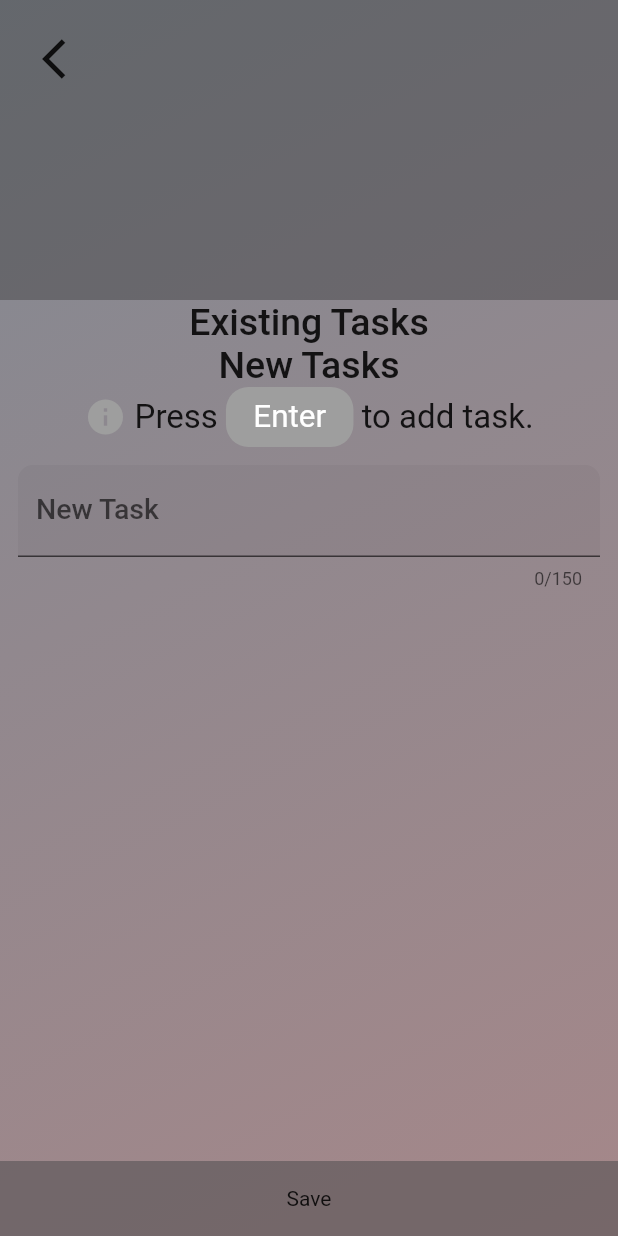
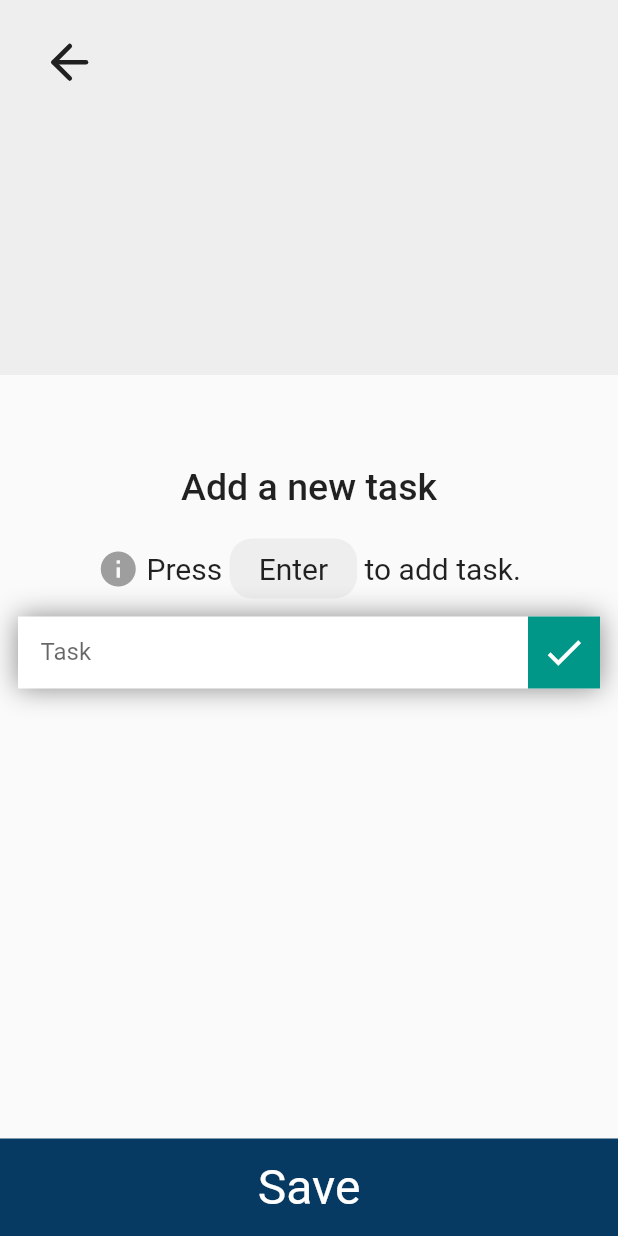
Before and after one commit to nathan-young1/idealog, a Flutter app: the IdeaDetail screen opened directly with empty values, after a tap on the "add" icon, on a phone screen of 412 x 824 dp. Run offline on Flutter 3.47's test engine with Material 2 defaults, Android fonts, the phone set to English and light mode, and no system bars; our stand-ins replace community_material_icon, dotted_border, firebase_auth, firebase_core, flutter_feather_icons, flutter_phosphor_icons and 8 more; accounts and stored records are empty; Roboto replaces fonts that are missing (Overpass).

Commit message:
just small work

```diff
--- a/lib/application-menu/menuPageView.dart
+++ b/lib/application-menu/menuPageView.dart
@@ -70,7 +70,7 @@ class _MenuPageViewState extends State<MenuPageView> {
                 }
               ),
               bottomNavigationBar: Container(
-                height: 75,
+                height: 70,
                 decoration: BoxDecoration(
                   color: LightGray,
                   borderRadius: BorderRadius.only(topLeft: Radius.circular(20),topRight: Radius.circular(20))
--- a/lib/customDecoration/inputDecoration.dart
+++ b/lib/customDecoration/inputDecoration.dart
@@ -1,8 +1,10 @@
 import 'package:flutter/material.dart';
+import 'package:idealog/design/colors.dart';
 
 InputDecoration underlineAndFilled = InputDecoration(
-  labelStyle: TextStyle(fontSize: 19,fontWeight: FontWeight.w500),
+  labelStyle: TextStyle(fontSize: 16),
   filled: true,
-  border: UnderlineInputBorder(borderSide: BorderSide(width: 5.0),
+  fillColor: LightGray,
+  border: UnderlineInputBorder(borderSide: BorderSide(width: 10,color: Colors.grey[600]!),
   borderRadius: BorderRadius.only(topLeft:  Radius.circular(10),topRight: Radius.circular(10))),
 );
--- a/lib/design/colors.dart
+++ b/lib/design/colors.dart
@@ -3,7 +3,9 @@ import 'package:flutter/material.dart';
 final Color LightGray = Color.fromRGBO(239, 238, 238, 1);
 final Color ActiveTabLight = Color.fromRGBO(7, 58, 98, 0.85);
 final Color LightPink = Color.fromRGBO(215, 99, 99, 0.85);
-
+final Color DarkBlue = Color.fromRGBO(7, 58, 98, 1);
 // Idea Card Colors
 final Color IdeaCardLight = Color.fromRGBO(239, 238, 238, 1);
 final Color AddToExistingLight = Color.fromRGBO(102, 133, 157, 1);
+
+final Color Black242424 = Color.fromRGBO(36, 36, 36, 1);
--- a/lib/idea/ideaDetails/ui/detailAppBar.dart
+++ b/lib/idea/ideaDetails/ui/detailAppBar.dart
@@ -1,6 +1,7 @@
 import 'package:flutter/material.dart';
+import 'package:flutter_feather_icons/flutter_feather_icons.dart';
 import 'package:idealog/core-models/ideasModel.dart';
-import 'package:idealog/customDecoration/colors.dart';
+import 'package:idealog/design/colors.dart';
 import 'package:idealog/idea/ideaDetails/code/ideaManager.dart';
 import 'package:idealog/idea/listPage/ui/addToExisting.dart';
 
@@ -13,7 +14,7 @@ class DetailAppBar extends StatelessWidget {
   Widget build(BuildContext context) {
     return Container(
       height: 250,
-      color: lightModeBottomNavColor,
+      color: LightGray,
       padding: EdgeInsets.only(top: 15,left: 20,right: 10),
       child: Column(
         children: [
@@ -38,19 +39,37 @@ class _IdeaAppBarButtons extends StatelessWidget {
     return Row(
       mainAxisAlignment: MainAxisAlignment.spaceBetween,
       children: [
-     IconButton(icon: Icon(Icons.arrow_back_ios),
-     iconSize: 32,
+     IconButton(icon: Icon(FeatherIcons.arrowLeft,color: Black242424),
+     iconSize: 35,
      onPressed: ()=>Navigator.pop(context)),
      Row(
+       crossAxisAlignment: CrossAxisAlignment.center,
        children: [
-         IconButton(icon: Icon(Icons.add,size: 36), onPressed: (){
+         IconButton(icon: Icon(Icons.add,size: 35,color: Black242424), onPressed: (){
            Navigator.of(context).push(MaterialPageRoute(builder: (context)=>AddToExistingIdea(idea: idea)));
          }),
          SizedBox(width: 15),
-         IconButton(icon: Icon(Icons.delete_sweep_rounded,size: 36),onPressed: ()async{
-             await IdeaManager.deleteIdeaFromDb(idea);
-             Navigator.pop(context);
-             })
+         PopupMenuButton<int>(
+                        iconSize: 33,
+                        padding: EdgeInsets.zero,
+                        onSelected: (_) async{
+                          await IdeaManager.deleteIdeaFromDb(idea);
+                          Navigator.pop(context);
+                        },
+                        itemBuilder: (BuildContext context) => <PopupMenuEntry<int>>[
+                        PopupMenuItem<int>(
+                          value: 0,
+                          child:  Container(
+                            child: Row(
+                              children: [
+                              Icon(Icons.delete_sweep,size: 30,color: Black242424),
+                              SizedBox(width: 10),
+                              Text('Delete',style: TextStyle(fontSize: 18))
+                            ],),
+                          ),
+                        )],
+                        shape: RoundedRectangleBorder(borderRadius: BorderRadius.circular(10)),
+                      )
       ],
     )
     ]);
--- a/lib/idea/ideaDetails/ui/ideaDetails.dart
+++ b/lib/idea/ideaDetails/ui/ideaDetails.dart
@@ -22,10 +22,7 @@ class _IdeaDetailState extends State<IdeaDetail> {
   @override
   Widget build(BuildContext context) {
     return SafeArea(
-      child: Container(
-        decoration: lightModeBackgroundColor,
       child: Scaffold(
-           backgroundColor: Colors.transparent,
         body: Column(
           children: [
             DetailAppBar(idea: widget.idea),
@@ -80,7 +77,6 @@ class _IdeaDetailState extends State<IdeaDetail> {
               ),
             ),
           ]),
-         )
       ),
     );
   }
--- a/lib/idea/listPage/ui/addToExisting.dart
+++ b/lib/idea/listPage/ui/addToExisting.dart
@@ -1,8 +1,12 @@
+import 'package:community_material_icon/community_material_icon.dart';
 import 'package:flutter/material.dart';
+import 'package:flutter_feather_icons/flutter_feather_icons.dart';
 import 'package:idealog/core-models/ideasModel.dart';
 import 'package:idealog/customDecoration/boxDecoration.dart';
 import 'package:idealog/customDecoration/colors.dart';
 import 'package:idealog/customDecoration/inputDecoration.dart';
+import 'package:idealog/design/colors.dart';
+import 'package:idealog/design/textStyles.dart';
 import 'package:idealog/global/extension.dart';
 import 'package:idealog/idea/ideaDetails/ui/ideaDetails.dart';
 import 'package:idealog/sqlite-db/sqlite.dart';
@@ -26,21 +30,18 @@ class _AddToExistingIdeaState extends State<AddToExistingIdea> {
   @override
   Widget build(BuildContext context) {
     return SafeArea(
-      child: Container(
-        decoration: lightModeBackgroundColor,
       child: Scaffold(
-           backgroundColor: Colors.transparent,
         body: Column(
           children: [
          Container(
-              height: 200,
+           height: 250,
            padding: EdgeInsets.only(top: 15,left: 20,right: 10),
-              color: lightModeBottomNavColor,
+           color: LightGray,
            child: Column(
              crossAxisAlignment: CrossAxisAlignment.start,
              children: [
-                  IconButton(icon: Icon(Icons.arrow_back_ios),
-                  iconSize: 32,
+               IconButton(icon: Icon(FeatherIcons.arrowLeft),
+               iconSize: 37,
                onPressed: ()=>Navigator.pop(context)),
                 Expanded(
                   child: Center(
@@ -56,48 +57,63 @@ class _AddToExistingIdeaState extends State<AddToExistingIdea> {
             child: SingleChildScrollView(
               child: Column(
                 children: [
-                     Text('Existing Tasks',style: TextStyle(fontSize: 25,fontWeight: FontWeight.w500)),
-                     Column(
-                       children: [
-                         ...widget.idea.uncompletedTasks.map((task) => Text(task.toAString)).toList(),
-                         ...widget.idea.completedTasks.map((task) => Text(task.toAString)).toList()
-                       ],
-                     ),
-                     Text('New Tasks',style: TextStyle(fontSize: 25,fontWeight: FontWeight.w500)),
+                  SizedBox(height: 60),
+                  Text('Add a new task',style: TextStyle(fontSize: 25,fontWeight: FontWeight.w500)),
+                SizedBox(height: 20),
                     Row(
                       mainAxisAlignment: MainAxisAlignment.center,
                       children: [
                       Icon(Icons.info,color: Colors.grey,size: 28),
-                      Text(' Press ',style: TextStyle(fontSize: 22)),
+                      Text(' Press ',style: TextStyle(fontSize: 20)),
                       Container(
                         width: 85,
                         height: 40,
                         decoration: BoxDecoration(
                           borderRadius: BorderRadius.circular(15),
-                          color: Colors.grey,
+                          color: LightGray,
                         ),
-                        child: Center(child: Text('Enter',style: TextStyle(fontSize: 21,color: Colors.white))),
+                        child: Center(child: Text('Enter',style: TextStyle(fontSize: 20))),
                       ),
-                      Text(' to add task.',style: TextStyle(fontSize: 22))
+                      Text(' to add task.',style: TextStyle(fontSize: 20))
                     ],),
                   Column(
-                       children: newTasks.map((newTask) => ListTile(title: Text(newTask))).toList(),
+                    children: newTasks.map((newTask) => ListTile(leading: Icon(Icons.circle,color: Colors.grey),
+                    title: Text(newTask),
+                    trailing: IconButton(
+                    icon: Icon(CommunityMaterialIcons.close,color: Colors.grey),
+                    onPressed: (){
+                      setState(() =>newTasks.remove(newTask));
+                      }),)).toList(),
                   ),
                   Padding(
                     padding: const EdgeInsets.all(12.0),
-                       child: TextField(
+                    child: Container(
+                      decoration: BoxDecoration(
+                        color: Colors.white,
+                        boxShadow: [
+                          BoxShadow(offset: Offset(0, 0),blurRadius: 15,color: Colors.black45)
+                        ]
+                      ),
+                      child: TextFormField(
                         controller: newTask,
                         focusNode: newTaskFocus,
-                         maxLength: 150,
-                        onSubmitted: (task){
+                        onFieldSubmitted: (task){
                           newTaskFocus.requestFocus();
                           if(task != ''){
                           setState(() => newTasks.add(task));
                           newTask.text = '';
                           }
                         },
-                         decoration: underlineAndFilled.copyWith(
-                           labelText: 'New Task',
+                        decoration: InputDecoration(
+                          border: InputBorder.none,
+                          labelText: 'Task',
+                          contentPadding: EdgeInsets.only(right: 0,left: 15,top: 5),
+                          suffixIcon: Container(
+                            color: Colors.teal,
+                            child: IconButton(icon: Icon(Icons.check,color: Colors.white,size: 30),
+                            onPressed: () => newTaskFocus.unfocus()),
+                          )
+                        ),
                       ),
                     ),
                   ),
@@ -112,14 +128,13 @@ class _AddToExistingIdeaState extends State<AddToExistingIdea> {
               await Sqlite.updateDb(widget.idea.uniqueId, idea: widget.idea);
               Navigator.of(context).push(MaterialPageRoute(builder: (context)=>IdeaDetail(idea: widget.idea)));},
             child: Container(
-                 height: 50,
-                 color: lightModeBottomNavColor,
+              height: 65,
+              color: DarkBlue,
               child: Center(
-                   child: Text('Save')
+                child: Text('Save',style: Overpass.copyWith(fontSize: 32,color: Colors.white))
                 ),
             ),
           ),
-         )
       ),
     );
   }
--- a/lib/main.dart
+++ b/lib/main.dart
@@ -1,6 +1,7 @@
 import 'package:flutter/material.dart';
 import 'package:flutter_screenutil/flutter_screenutil.dart';
 import 'package:flutter_screenutil/screen_util.dart';
+import 'package:idealog/analytics/analyticsSql.dart';
 import 'package:idealog/application-menu/menuPageView.dart';
 import 'package:idealog/application-ui/splashScreen.dart';
 import 'package:idealog/sqlite-db/sqlite.dart';
@@ -17,6 +18,7 @@ class Idealog extends StatelessWidget {
   @override
   Widget build(BuildContext context) {
     Sqlite.initialize();
+    AnalyticsSql.intialize();
     return LayoutBuilder(
        builder: (_, constraints) {
         ScreenUtil.init(constraints);
--- a/pubspec.yaml
+++ b/pubspec.yaml
@@ -44,6 +44,8 @@ dependencies:
   package_info: ^2.0.0
   flutter_feather_icons: ^2.0.0+1
   dotted_border: ^2.0.0
+  flutter_phosphor_icons:
+  community_material_icon: ^5.9.55
 
 
   # The following adds the Cupertino Icons font to your application.
```
Also changed, not shown: lib/customAppBar/appBar.dart (+8 -6 lines), lib/idea/listPage/ui/newIdea.dart (+42 -23 lines), lib/productivity/ui/productivity.dart (+5 -9 lines), lib/settings/ui/settings.dart (+9 -13 lines), lib/todo.txt (+17 -0 lines), pubspec.lock. Lines whose indentation alone changed are shown as unchanged.
